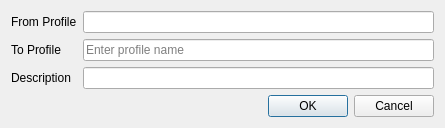
This is ui/wizard/ui_copy_profile.ui in gltn/stdm as Qt 5 draws it before an edit. The edited form follows.
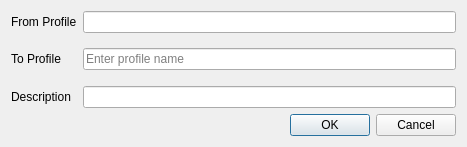
This is the edited form.

Commit message: Fixed issue on misaligned index when editing column and issue of truncated 'check_' when editing a lookup

The edit to the form file:
```diff
--- a/ui/wizard/ui_copy_profile.ui
+++ b/ui/wizard/ui_copy_profile.ui
@@ -6,8 +6,8 @@
    <rect>
     <x>0</x>
     <y>0</y>
-    <width>445</width>
-    <height>128</height>
+    <width>467</width>
+    <height>147</height>
    </rect>
   </property>
   <property name="minimumSize">
@@ -23,6 +23,33 @@
    <property name="fieldGrowthPolicy">
     <enum>QFormLayout::AllNonFixedFieldsGrow</enum>
    </property>
+   <item row="0" column="0">
+    <widget class="QLabel" name="label_2">
+     <property name="text">
+      <string>From Profile</string>
+     </property>
+    </widget>
+   </item>
+   <item row="0" column="1">
+    <widget class="QLineEdit" name="edtFromProfile">
+     <property name="readOnly">
+      <bool>true</bool>
+     </property>
+    </widget>
+   </item>
+   <item row="1" column="1">
+    <spacer name="verticalSpacer">
+     <property name="orientation">
+      <enum>Qt::Vertical</enum>
+     </property>
+     <property name="sizeHint" stdset="0">
+      <size>
+       <width>20</width>
+       <height>40</height>
+      </size>
+     </property>
+    </spacer>
+   </item>
    <item row="2" column="0">
     <widget class="QLabel" name="label">
      <property name="minimumSize">
@@ -43,7 +70,17 @@
      </property>
     </widget>
    </item>
+   <item row="4" column="0">
+    <widget class="QLabel" name="label_3">
+     <property name="text">
+      <string>Description</string>
+     </property>
+    </widget>
+   </item>
    <item row="4" column="1">
+    <widget class="QLineEdit" name="edtDesc"/>
+   </item>
+   <item row="5" column="1">
     <widget class="QDialogButtonBox" name="buttonBox">
      <property name="orientation">
       <enum>Qt::Horizontal</enum>
@@ -53,29 +90,18 @@
      </property>
     </widget>
    </item>
-   <item row="0" column="0">
-    <widget class="QLabel" name="label_2">
-     <property name="text">
-      <string>From Profile</string>
-     </property>
-    </widget>
-   </item>
-   <item row="0" column="1">
-    <widget class="QLineEdit" name="edtFromProfile">
-     <property name="readOnly">
-      <bool>true</bool>
-     </property>
-    </widget>
-   </item>
-   <item row="3" column="0">
-    <widget class="QLabel" name="label_3">
-     <property name="text">
-      <string>Description</string>
-     </property>
-    </widget>
-   </item>
    <item row="3" column="1">
-    <widget class="QLineEdit" name="edtDesc"/>
+    <spacer name="verticalSpacer_2">
+     <property name="orientation">
+      <enum>Qt::Vertical</enum>
+     </property>
+     <property name="sizeHint" stdset="0">
+      <size>
+       <width>20</width>
+       <height>40</height>
+      </size>
+     </property>
+    </spacer>
    </item>
   </layout>
  </widget>
```
The commit also changes 7 other files.
